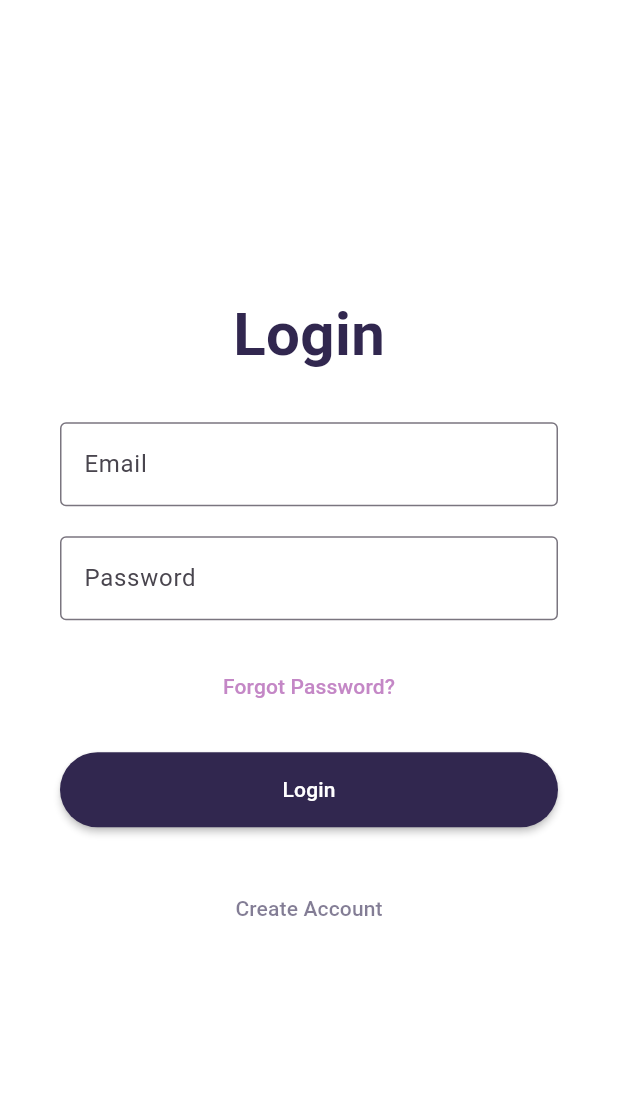
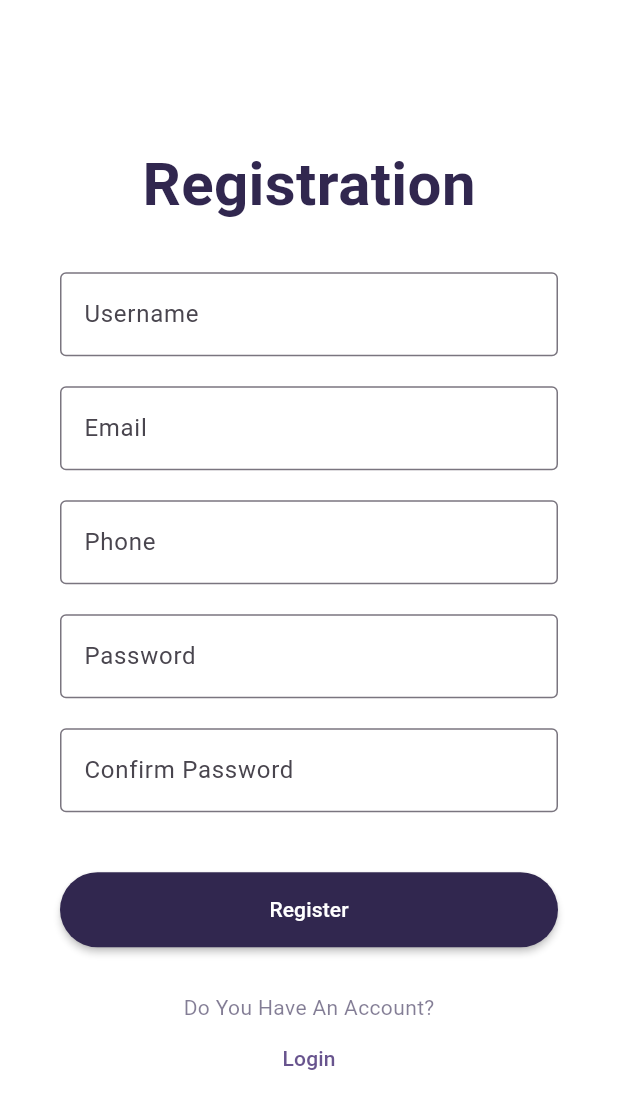
Before and after one commit to XpertBotTeam/XpertFarmMobile, a Flutter app: the screen it shows after launch, after a tap on "Create Account", on a phone screen of 412 x 824 dp. Shown: the top 1109 px of the screen. Run offline on Flutter 3.47's test engine with Material 3 defaults, Android fonts, the phone set to English and light mode, and no system bars; our stand-ins replace dio, get, shared_preferences.

Commit message:
Registration Page

```diff
--- /dev/null
+++ b/lib/Bindings/RegistrationBinding.dart
@@ -0,0 +1,14 @@
+import 'package:get/get.dart';
+import 'package:get/get_core/src/get_main.dart';
+import 'package:get/get_instance/src/bindings_interface.dart';
+import '../Controllers/RegistrationController.dart';
+
+class RegistrationBinding extends Bindings{
+  @override
+  void dependencies() {
+    // TODO: implement dependencies
+    Get.lazyPut(() => RegistrationController());
+  }
+
+
+}
--- a/lib/Controllers/LoginController.dart
+++ b/lib/Controllers/LoginController.dart
@@ -13,33 +13,19 @@ class LoginController extends GetxController{
   TextEditingController email = TextEditingController();
   TextEditingController password = TextEditingController();
 
-  late SharedPreferences prefs;
 
+//test push
   @override
   void onInit() async
   {
     super.onInit();
-    prefs = await SharedPreferences.getInstance();
-
-    if(prefs.getString('token')!= null)
-    {
-      Get.offNamed(AppRoute.home);
-    }
-
   }
   void login() async
   {
     User user = User(email: email.value.text ,password:password.value.text, name: '', phone: '');
     String request_body = user.toJson();
     //send to server
-    // var post = await DioClient().getInstance().post('/login',data: request_body);
 
-    //if(post.statusCode == 200)
-    // {
-     // prefs.setString('token',post.data['token']);
-     //  Get.offNamed(AppRoute.home);
-      // navigator?.pushNamed(AppRoute.home);
-   // }
   }
 
 
--- a/lib/Routings/AppPage.dart
+++ b/lib/Routings/AppPage.dart
@@ -1,11 +1,14 @@
 import 'package:get/get_navigation/src/routes/get_route.dart';
+import 'package:xpertfarmmobile/Bindings/RegistrationBinding.dart';
 import '../Bindings/LoginBinding.dart';
 import '../Views/Login.dart';
+import '../Views/Registration.dart';
 import 'AppRoute.dart';
 
 class AppPage {
 
   static final List<GetPage> pages = [
     GetPage(name: AppRoute.login, page: ()=> Login(),binding: LoginBinding()),
+    GetPage(name: AppRoute.register, page: ()=> Registration(),binding: RegistrationBinding()),
   ];
 }
--- a/lib/Views/Login.dart
+++ b/lib/Views/Login.dart
@@ -2,6 +2,7 @@ import 'package:flutter/material.dart';
 import 'package:get/get.dart';
 import 'package:get/get_state_manager/src/simple/get_view.dart';
 import '../Controllers/LoginController.dart';
+import '../Routings/AppRoute.dart';
 
 class Login extends GetView<LoginController> {
   @override
@@ -48,7 +49,9 @@ class Login extends GetView<LoginController> {
                       ),
                     ),
                     SizedBox(height: 30,),
-                    Center(child: TextButton(onPressed: () {}, child: Text("Create Account", style: TextStyle(color: Color.fromRGBO(49, 39, 79, .6)),))),
+                    Center(child: TextButton(onPressed: () {
+                      Get.toNamed(AppRoute.register);
+                    }, child: Text("Create Account", style: TextStyle(color: Color.fromRGBO(49, 39, 79, .6)),))),
                   ],
                 ),
               )
--- /dev/null
+++ b/lib/Views/Registration.dart
@@ -0,0 +1,117 @@
+import 'package:flutter/cupertino.dart';
+import 'package:flutter/material.dart';
+import 'package:get/get.dart';
+import 'package:get/get_core/src/get_main.dart';
+
+import '../Routings/AppRoute.dart';
+
+class Registration extends StatelessWidget {
+  Widget build(BuildContext context) {
+    final width = MediaQuery.of(context).size.width;
+    return Scaffold(
+      backgroundColor: Colors.white,
+      body: Center(
+        // Wrapping SingleChildScrollView with Center
+        child: SingleChildScrollView(
+          child: Column(
+            crossAxisAlignment: CrossAxisAlignment.start,
+            children: <Widget>[
+              Padding(
+                padding: EdgeInsets.symmetric(horizontal: 40),
+                child: Column(
+                  crossAxisAlignment: CrossAxisAlignment.center,
+                  children: <Widget>[
+                    Text("Registration",
+                        style: TextStyle(
+                            color: Color.fromRGBO(49, 39, 79, 1),
+                            fontWeight: FontWeight.bold,
+                            fontSize: 40)),
+                    SizedBox(
+                      height: 30,
+                    ),
+                    TextField(
+                      decoration: InputDecoration(
+                          border: OutlineInputBorder(), hintText: "Username"),
+                      keyboardType: TextInputType.emailAddress,
+                      // controller: controller.email,
+                    ),
+                    SizedBox(
+                      height: 20,
+                    ),
+                    TextField(
+                      decoration: InputDecoration(
+                          border: OutlineInputBorder(), hintText: "Email"),
+                      keyboardType: TextInputType.emailAddress,
+                     // controller: controller.email,
+                    ),
+                    SizedBox(
+                      height: 20,
+                    ),
+                    TextField(
+                      decoration: InputDecoration(
+                          border: OutlineInputBorder(), hintText: "Phone"),
+                      obscureText: true, // for hide password
+                     // controller: controller.password,
+                    ),
+                    SizedBox(
+                      height: 20,
+                    ),
+                    TextField(
+                      decoration: InputDecoration(
+                          border: OutlineInputBorder(), hintText: "Password"),
+                      obscureText: true, // for hide password
+                      // controller: controller.password,
+                    ),
+                    SizedBox(
+                      height: 20,
+                    ),
+                    TextField(
+                      decoration: InputDecoration(
+                          border: OutlineInputBorder(), hintText: "Confirm Password"),
+                      obscureText: true, // for hide password
+                      // controller: controller.password,
+                    ),
+                    SizedBox(
+                      height: 20,
+                    ),
+                    SizedBox(
+                      height: 20,
+                    ),
+                    MaterialButton(
+                      onPressed: () {},
+                      color: Color.fromRGBO(49, 39, 79, 1),
+                      shape: RoundedRectangleBorder(
+                        borderRadius: BorderRadius.circular(50),
+                      ),
+                      height: 50,
+                      child: Center(
+                        child: Text(
+                          "Register",
+                          style: TextStyle(color: Colors.white),
+                        ),
+                      ),
+                    ),
+                    SizedBox(
+                      height: 30,
+                    ),
+                    Text("Do You Have An Account?",
+                    style: TextStyle(
+                        color: Color.fromRGBO(49, 39, 79, .6))),
+                    Center(
+                        child: TextButton(
+                            onPressed: () {
+                              Get.toNamed(AppRoute.login);
+                            },
+                            child: Text(
+                              "Login",
+                            ))),
+                  ],
+                ),
+              )
+            ],
+          ),
+        ),
+      ),
+    );
+  }
+}
```
Also changed, not shown: lib/Controllers/RegistrationController.dart (added, +43 -0 lines), lib/Core/Dialog.dart (added, +32 -0 lines), lib/Core/Network/DioClient.dart (added, +13 -0 lines).
